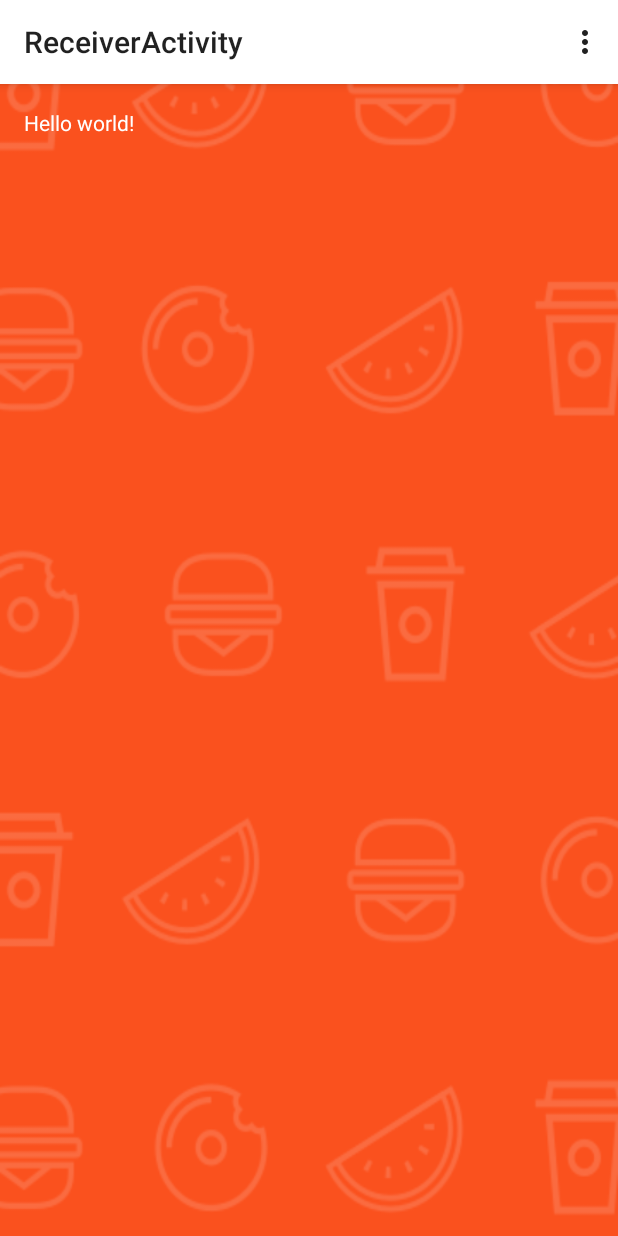
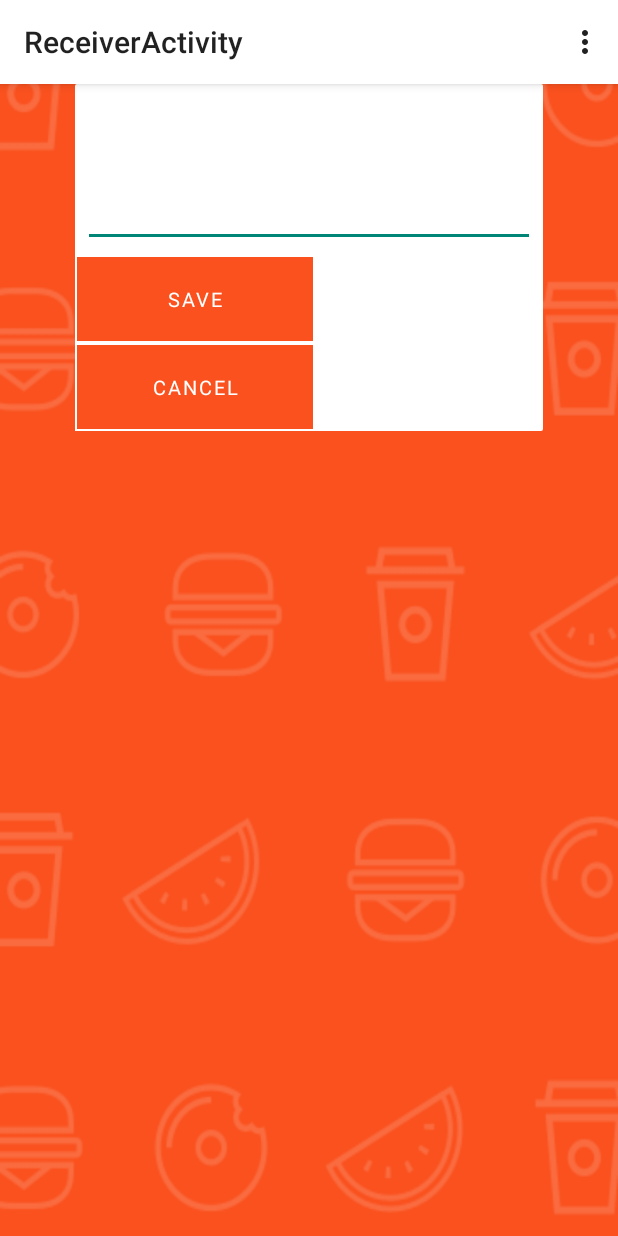
Before and after one commit to ShwetaRaje23/Dropbox-Hackathon, an Android app: the ReceiverActivity screen opened directly, with no data from a screen before it, on a phone screen of 412 x 824 dp. Run offline under Robolectric (Android 15) with nearby library versions, the phone set to English and light mode, and no system bars.

Commit message:
activity_receiver layout

```diff
--- a/gett-android/gett/app/src/main/java/summer/hackday/gett/NewRunActivity.java
+++ b/gett-android/gett/app/src/main/java/summer/hackday/gett/NewRunActivity.java
@@ -22,6 +22,8 @@ public class NewRunActivity extends Activity {
     @Override
     public void onCreate(Bundle savedInstanceState) {
         super.onCreate(savedInstanceState);
+
+        getActionBar().setElevation(0);
 
         final Context context = this;
 
--- a/gett-android/gett/app/src/main/java/summer/hackday/gett/ReceiverActivity.java
+++ b/gett-android/gett/app/src/main/java/summer/hackday/gett/ReceiverActivity.java
@@ -4,6 +4,7 @@ import android.app.Activity;
 import android.os.Bundle;
 import android.view.Menu;
 import android.view.MenuItem;
+import android.view.View;
 
 
 public class ReceiverActivity extends Activity {
@@ -17,23 +18,21 @@ public class ReceiverActivity extends Activity {
 
     @Override
     public boolean onCreateOptionsMenu(Menu menu) {
-        // Inflate the menu; this adds items to the action bar if it is present.
-        getMenuInflater().inflate(R.menu.menu_receiver, menu);
+        getMenuInflater().inflate(R.menu.menu, menu);
         return true;
     }
 
     @Override
     public boolean onOptionsItemSelected(MenuItem item) {
-        // Handle action bar item clicks here. The action bar will
-        // automatically handle clicks on the Home/Up button, so long
-        // as you specify a parent activity in AndroidManifest.xml.
         int id = item.getItemId();
-
-        //noinspection SimplifiableIfStatement
-        if (id == R.id.action_settings) {
-            return true;
-        }
-
         return super.onOptionsItemSelected(item);
     }
+
+    public void onSaveButtonClick(View view) {
+        // Send notification to runner
+    }
+
+    public void onCancelButtonClick(View view) {
+        finish();
+    }
 }
--- /dev/null
+++ b/gett-android/gett/app/src/main/res/drawable/rounded_white_box.xml
@@ -0,0 +1,6 @@
+<?xml version="1.0" encoding="utf-8"?>
+<shape xmlns:android="http://schemas.android.com/apk/res/android"
+       android:shape="rectangle">
+    <solid android:color="#fff" />
+    <corners android:radius="2px"/>
+</shape>
--- a/gett-android/gett/app/src/main/res/layout/activity_receiver.xml
+++ b/gett-android/gett/app/src/main/res/layout/activity_receiver.xml
@@ -1,12 +1,54 @@
-<RelativeLayout xmlns:android="http://schemas.android.com/apk/res/android"
-    xmlns:tools="http://schemas.android.com/tools" android:layout_width="match_parent"
-    android:layout_height="match_parent" android:paddingLeft="@dimen/activity_horizontal_margin"
-    android:paddingRight="@dimen/activity_horizontal_margin"
-    android:paddingTop="@dimen/activity_vertical_margin"
-    android:paddingBottom="@dimen/activity_vertical_margin"
-    tools:context="summer.hackday.gett.ReceiverActivity">
+<FrameLayout xmlns:android="http://schemas.android.com/apk/res/android"
+    xmlns:tools="http://schemas.android.com/tools"
+                android:layout_width="match_parent"
+                android:layout_height="match_parent">
 
-    <TextView android:text="@string/hello_world" android:layout_width="wrap_content"
-        android:layout_height="wrap_content" />
+    <LinearLayout
+        android:layout_width="match_parent"
+        android:layout_height="wrap_content"
+        android:layout_marginLeft="50dp"
+        android:layout_marginRight="50dp"
+        android:orientation="vertical"
+        android:background="@drawable/rounded_white_box">
 
-</RelativeLayout>
+        <TextView
+            android:id="@+id/title"
+            android:layout_width="wrap_content"
+            android:layout_height="wrap_content"
+            android:layout_gravity="center_horizontal"/>
+
+        <TextView
+            android:id="@+id/subtitle"
+            android:layout_width="wrap_content"
+            android:layout_height="wrap_content"
+            android:layout_gravity="center_horizontal"/>
+
+        <TextView
+            android:id="@+id/my_request_label"
+            android:layout_width="wrap_content"
+            android:layout_height="wrap_content"
+            android:text="My request:"/>
+
+        <EditText
+            android:id="@+id/request_edit_text"
+            android:layout_width="match_parent"
+            android:layout_height="wrap_content"
+            android:layout_margin="5dp"/>
+
+        <Button
+            android:id="@+id/save_button"
+            android:layout_width="160dp"
+            android:layout_height="wrap_content"
+            android:text="Save"
+            android:onClick="onSaveButtonClick"/>
+
+        <Button
+            android:id="@+id/cancel_button"
+            android:layout_width="160dp"
+            android:layout_height="wrap_content"
+            android:text="Cancel"
+            android:onClick="onCancelButtonClick"/>
+
+    </LinearLayout>
+
+</FrameLayout>
```
Also changed, not shown: 1 other file.
